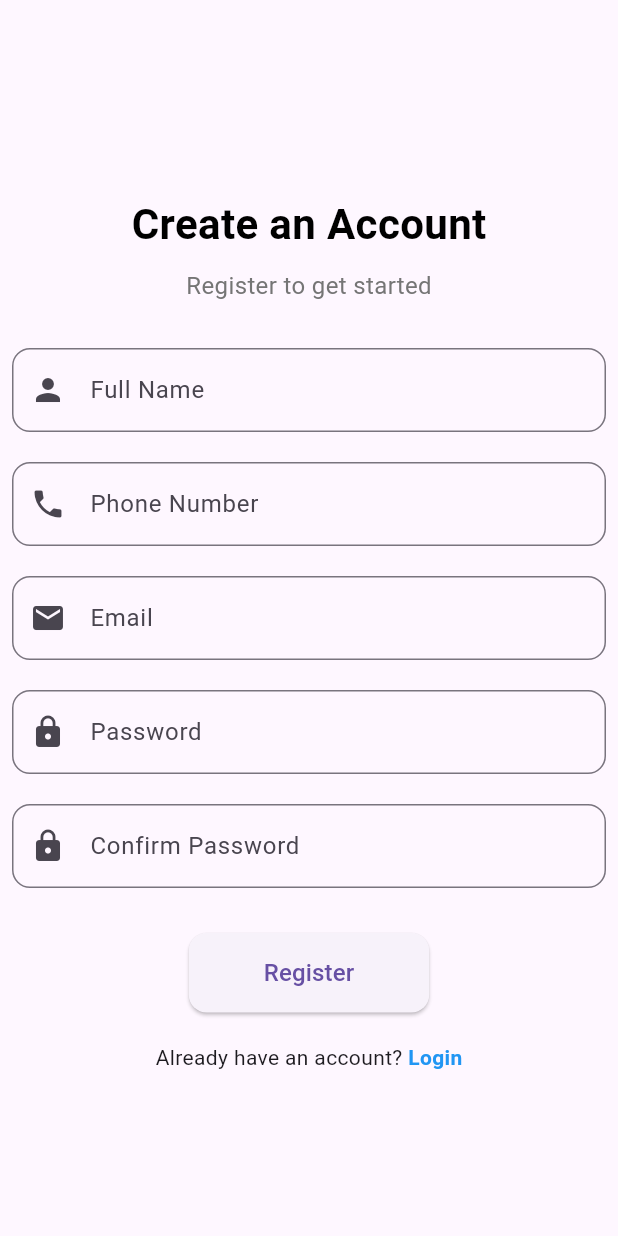
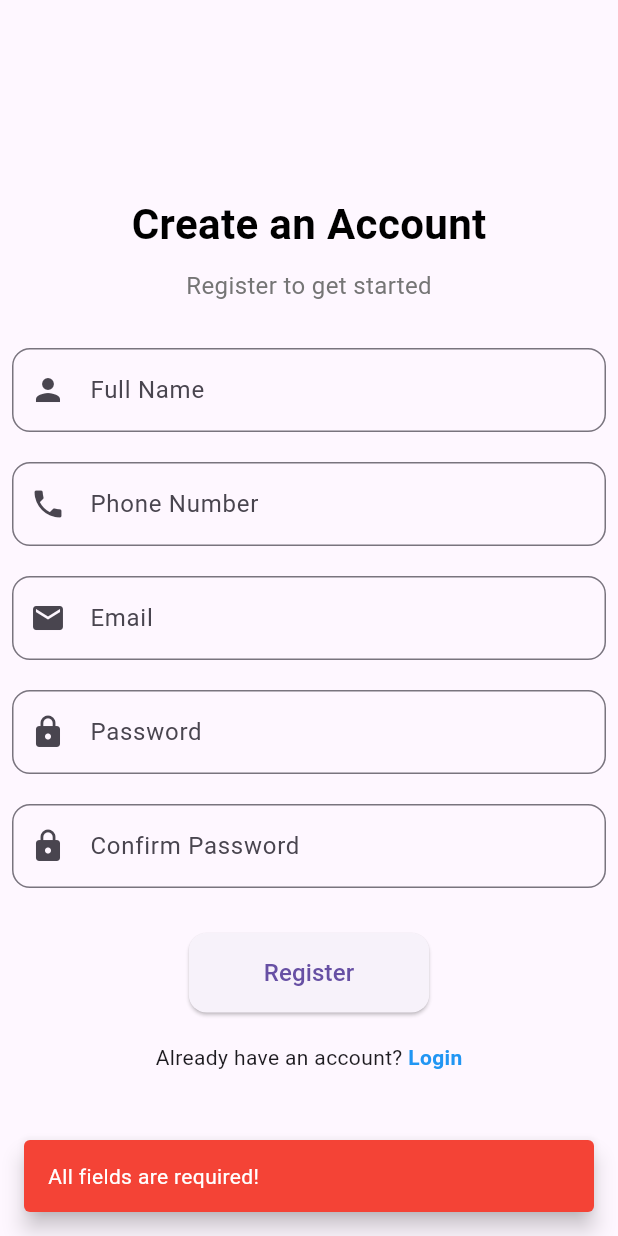
Before and after one commit to bayes-ashok/shikshalaya-mobile-app-assignment, a Flutter app: the screen it shows after launch, after a tap on "Register", on a phone screen of 412 x 824 dp. Run offline on Flutter 3.47's test engine with Material 3 defaults, Android fonts, the phone set to English and light mode, and no system bars.

Commit message:
register page done, with snackbar

```diff
--- a/lib/view/register_view.dart
+++ b/lib/view/register_view.dart
@@ -1,4 +1,5 @@
 import 'package:flutter/material.dart';
+import 'package:shikshalaya/common/common_snackbar.dart';
 
 class RegisterView extends StatefulWidget {
   const RegisterView({super.key});
@@ -38,21 +39,32 @@ class _RegisterViewState extends State<RegisterView> {
         email.isEmpty ||
         password.isEmpty ||
         confirmPassword.isEmpty) {
-      print('All fields are required!');
+      CommonSnackbar.show(
+        context,
+        message: 'All fields are required!',
+        backgroundColor: Colors.red, // Error color
+        textColor: Colors.white,
+      );
       return;
     }
 
     if (password != confirmPassword) {
-      print('Passwords do not match!');
+      CommonSnackbar.show(
+        context,
+        message: 'Passwords do not match!',
+        backgroundColor: Colors.red, // Error color
+        textColor: Colors.white,
+      );
       return;
     }
 
-    // Print the data to terminal
-    print('Full Name: $fullName');
-    print('Phone Number: $phone');
-    print('Email: $email');
-    print('Password: $password');
     // Proceed with registration logic (e.g., API call)
+    CommonSnackbar.show(
+      context,
+      message: 'Registration successful!',
+      backgroundColor: Colors.green, // Success color
+      textColor: Colors.white,
+    );
   }
 
   @override
```
